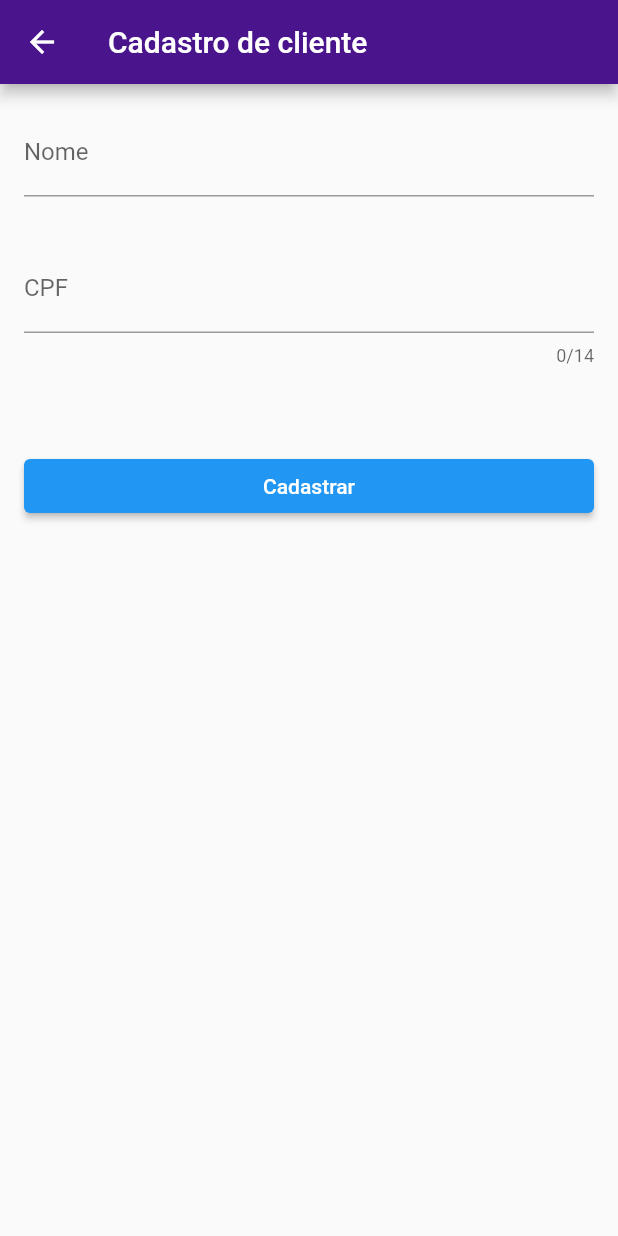
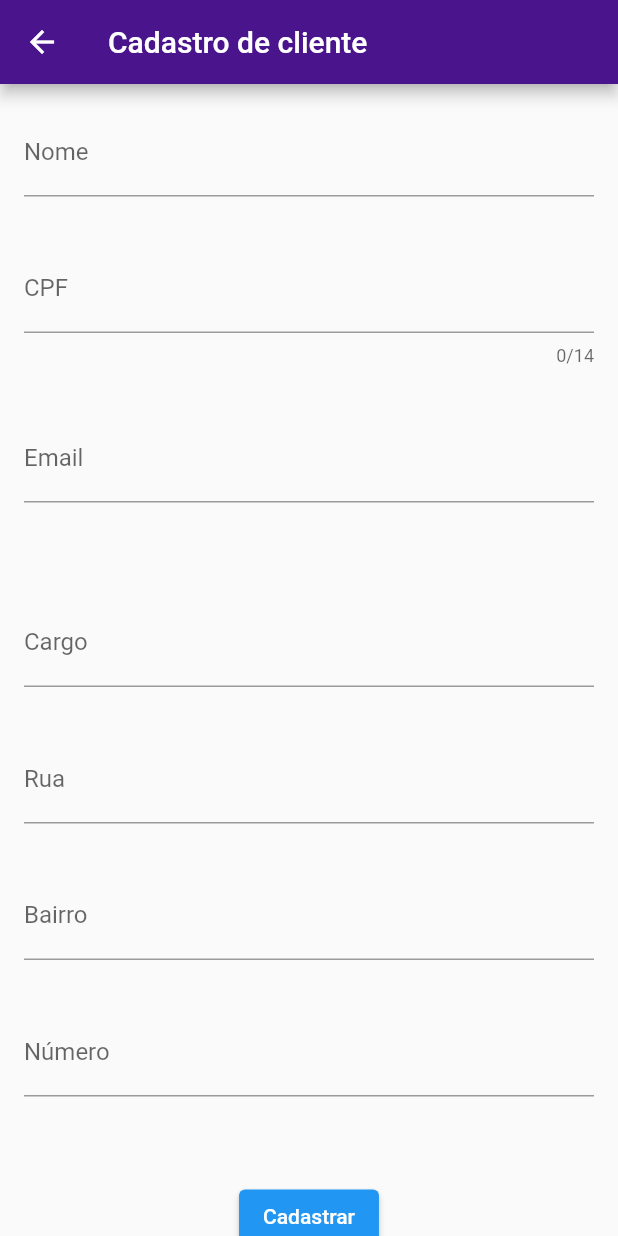
Before and after one commit to levelup-srtch/easycharge-app, a Flutter app: the FormularioDeCliente screen opened directly, on a phone screen of 412 x 824 dp. Run offline on Flutter 3.47's test engine with Material 2 defaults, Android fonts, the phone set to English and light mode, and no system bars; our stand-ins replace brasil_fields, email_validator.

Commit message:
Implementação do método validador de email

```diff
--- a/lib/models/cliente.dart
+++ b/lib/models/cliente.dart
@@ -2,7 +2,12 @@ class Cliente {
 
   String nome;
   String cpf;
+  String email;
+  String cargo;
+  String rua;
+  String bairro;
+  String numero;
 
-  Cliente(this.nome, this.cpf);
-
+  Cliente(this.nome, this.cpf, this.email, this.cargo, this.rua, this.bairro,
+      this.numero);
 }
--- a/lib/screens/cliente/formulario.dart
+++ b/lib/screens/cliente/formulario.dart
@@ -1,80 +1,153 @@
+import 'package:brasil_fields/brasil_fields.dart';
+import 'package:email_validator/email_validator.dart';
 import 'package:flutter/material.dart';
+import 'package:flutter/services.dart';
 import 'package:provider/provider.dart';
 
 import '../../models/cliente.dart';
 import '../../models/listaClientes.dart';
 
+class FormularioDeCliente extends StatefulWidget{
+  @override
+  FormularioDeClienteState createState() =>FormularioDeClienteState();
+}
+class FormularioDeClienteState extends State<FormularioDeCliente> {
+  String _errorMessage = '';
 
-class FormularioDeCliente extends StatelessWidget {
   TextEditingController _nomeController = TextEditingController();
   TextEditingController _cpfController = TextEditingController();
+  TextEditingController _emailController = TextEditingController();
+  TextEditingController _cargoController = TextEditingController();
+  TextEditingController _ruaController = TextEditingController();
+  TextEditingController _bairroController = TextEditingController();
+  TextEditingController _numeroController = TextEditingController();
 
-  bool _validaCampos(){
-    if (_cpfController.text.length > 0 && _nomeController.text.length > 0)
-      return true;
-    return false;
-  }
+
+  final _formkey = GlobalKey<FormState>();
 
   @override
   Widget build(BuildContext context) {
     return Scaffold(
       appBar: AppBar(title: Text('Cadastro de cliente')),
-      body: ListView(
+      body: SingleChildScrollView(
+        child: Column(
+          children: [
+            _construirFormulario(context),
+            _cadastrar(context)
+          ],
+        ),
+      ),
+
+    );
+  }
+
+  Widget _construirFormulario(context) {
+    return Form(
+      key: _formkey,
+      child: Column(
         children: <Widget>[
           Padding(
             padding: const EdgeInsets.all(16),
-            child: TextField(
+            child: TextFormField(
               controller: _nomeController,
               decoration: InputDecoration(labelText: 'Nome'),
+              validator: (value){
+                if(value == null || value.isEmpty){
+                  return 'Informe o nome!';
+                }
+              },
             ),
           ),
           Padding(
             padding: const EdgeInsets.all(16),
-            child: TextField(
+            child: TextFormField(
                 controller: _cpfController,
                 decoration: InputDecoration(
                   labelText: 'CPF',
-                hintText: '000.000.000-00',
-                ),
+                  hintText: '000.000.000-00'),
+                inputFormatters: [
+                  FilteringTextInputFormatter.digitsOnly,
+                  CpfInputFormatter()
+                ],
+                validator: (value){
+                  if(value!.isEmpty) {
+                    return 'Informe o cpf!';
+                  }
+
+
+                  if (value.length < 11) {
+                    return 'Digite o CPF no formato certo';
+                  }
+
+                },
                 maxLength: 14,
-              keyboardType: TextInputType.number
+                keyboardType: TextInputType.number,
             ),
           ),
           Padding(
-            padding: const EdgeInsets.symmetric(vertical: 40, horizontal: 16),
-            child: ElevatedButton(
-              child: Text('Cadastrar'),
-              onPressed: () {
-                if(_validaCampos()) {
-                  debugPrint('CADASTROU...');
-                  String cpfDoCliente = _cpfController.text;
-                  String nomeDoCliente = _nomeController.text;
-
-                  Cliente novoCliente = Cliente(nomeDoCliente, cpfDoCliente);
-
-                  ListaDeClientes listaClientes = Provider.of<ListaDeClientes>(
-                      context, listen: false);
-                  listaClientes.adicionaCliente(novoCliente);
-
-                  Navigator.pop(context);
-                } else {
-                  showDialog(
-                    context: context,
-                    builder: (BuildContext context){
-                      return AlertDialog(
-                        title: Text('ATENÇÃO'),
-                        content: Text('Todos os campos devem ser preenchidos!'),
-                        actions: [
-                          ElevatedButton(
-                              onPressed: (){
-                                Navigator.pop(context);
+            padding: const EdgeInsets.all(16),
+            child: TextFormField(
+              controller: _emailController,
+              keyboardType: TextInputType.emailAddress,
+              decoration: InputDecoration(labelText: 'Email'),
+              onChanged: (val){
+                validateEmail(val);
               },
-                            child: Text('Fechar'),
-                          )
-                        ],
-                      );
+              validator: (value){
+                if(value == null || value.isEmpty){
+                  return 'Informe o email!';
                 }
-                  );
+              },
+            ),
+          ),
+          Padding(
+            padding: const EdgeInsets.all(8.0),
+            child: Text(_errorMessage, style: TextStyle(color: Colors.red),),
+          ),
+          Padding(
+            padding: const EdgeInsets.all(16),
+            child: TextFormField(
+              controller: _cargoController,
+              decoration: InputDecoration(labelText: 'Cargo'),
+              validator: (value){
+                if(value == null || value.isEmpty){
+                  return 'Informe o cargo!';
+                }
+              },
+            ),
+          ),
+          Padding(
+            padding: const EdgeInsets.all(16),
+            child: TextFormField(
+              controller: _ruaController,
+              decoration: InputDecoration(labelText: 'Rua'),
+              validator: (value){
+                if(value == null || value.isEmpty){
+                  return 'Informe o rua!';
+                }
+              },
+            ),
+          ),
+          Padding(
+            padding: const EdgeInsets.all(16),
+            child: TextFormField(
+              controller: _bairroController,
+              decoration: InputDecoration(labelText: 'Bairro'),
+              validator: (value){
+                if(value == null || value.isEmpty){
+                  return 'Informe o bairro!';
+                }
+              },
+            ),
+          ),
+          Padding(
+            padding: const EdgeInsets.all(16),
+            child: TextFormField(
+              controller: _numeroController,
+              decoration: InputDecoration(labelText: 'Número'),
+              validator: (value){
+                if(value == null || value.isEmpty){
+                  return 'Informe o número!';
                 }
               },
             ),
@@ -83,4 +156,52 @@ class FormularioDeCliente extends StatelessWidget {
       ),
     );
   }
+
+  Widget _cadastrar(context){
+    return Padding(
+      padding: const EdgeInsets.symmetric(vertical: 40, horizontal: 16),
+      child: ElevatedButton(
+        child: Text('Cadastrar'),
+        onPressed: () {
+          if(_formkey.currentState!.validate()) {
+          debugPrint('CADASTROU...');
+          String cpfDoCliente = _cpfController.text;
+          String nomeDoCliente = _nomeController.text;
+          String email = _emailController.text;
+          String cargo = _cargoController.text;
+          String rua = _ruaController.text;
+          String bairro = _bairroController.text;
+          String numero = _numeroController.text;
+
+
+          Cliente novoCliente = Cliente(nomeDoCliente, cpfDoCliente, email, cargo, rua, bairro, numero);
+
+          ListaDeClientes listaClientes = Provider.of<ListaDeClientes>(
+              context, listen: false);
+          listaClientes.adicionaCliente(novoCliente);
+
+          Navigator.pop(context);
           }
+        },
+      ),
+    );
+  }
+
+
+  void validateEmail(String val) {
+    if(val.isEmpty){
+      setState(() {
+        _errorMessage = "Email não pode estar vazio";
+      });
+    }else if(!EmailValidator.validate(val, true)){
+      setState(() {
+        _errorMessage = "Email inválido";
+      });
+    }else{
+      setState(() {
+
+        _errorMessage = "";
+      });
+    }
+  }
+}
--- a/lib/screens/cliente/listagem.dart
+++ b/lib/screens/cliente/listagem.dart
@@ -48,6 +48,7 @@ class ItemCliente extends StatelessWidget {
         leading: const Icon(Icons.people),
         title: Text(cliente.nome),
         subtitle: Text('CPF: ' + cliente.cpf)
+
       ),
     );
   }
--- a/pubspec.yaml
+++ b/pubspec.yaml
@@ -18,7 +18,7 @@ publish_to: 'none' # Remove this line if you wish to publish to pub.dev
 version: 1.0.0+1
 
 environment:
-  sdk: '>=2.17.5-44.1.beta <3.0.0'
+  sdk: '>=2.12.0 <3.0.0'
 
 # Dependencies specify other packages that your package needs in order to work.
 # To automatically upgrade your package dependencies to the latest versions
@@ -35,6 +35,8 @@ dependencies:
   # Use with the CupertinoIcons class for iOS style icons.
   cupertino_icons: ^1.0.2
   provider: ^6.0.3
+  brasil_fields: ^1.4.5
+  email_validator: ^2.0.1
 
 dev_dependencies:
   flutter_test:
```
Also changed, not shown: pubspec.lock. Lines whose indentation alone changed are shown as unchanged.
